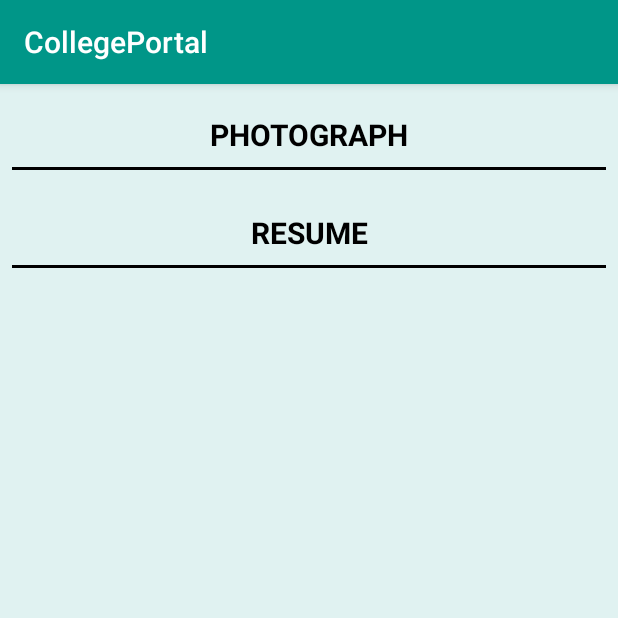
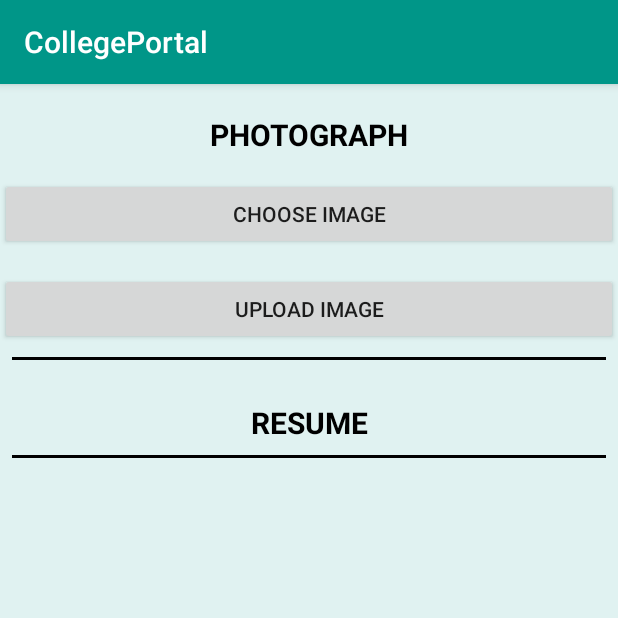
Before and after one commit to PranayAnugurti/CollegePortal, an Android app: the fragment Tab4 shown on its own in the app's theme, on a phone screen of 412 x 824 dp, the top half of it. Run offline under Robolectric (Android 15) with nearby library versions, the phone set to English and light mode, and no system bars.

Commit message:
Retrieving Image from SDCARD

```diff
--- a/app/src/main/java/com/praneethcorporation/collegeportal/Tab4.java
+++ b/app/src/main/java/com/praneethcorporation/collegeportal/Tab4.java
@@ -1,21 +1,75 @@
 package com.praneethcorporation.collegeportal;
 
 import android.content.Context;
+import android.content.Intent;
+import android.graphics.Bitmap;
+import android.net.Uri;
 import android.os.Bundle;
+import android.provider.MediaStore;
 import android.support.v4.app.Fragment;
 import android.view.LayoutInflater;
 import android.view.View;
 import android.view.ViewGroup;
+import android.widget.Button;
+import android.widget.ImageView;
+import android.widget.TextView;
+
+import java.io.IOException;
+
+import static android.app.Activity.RESULT_OK;
 
 /**
  * Created by user on 8/29/2017.
  */
 
 public class Tab4 extends Fragment {
+    Button UploadBn, ChooseImg;
+    ImageView imgView;
+    private final int IMG_REQUEST = 1;
+    private Bitmap bitmap;
+
     @Override
     public View onCreateView(LayoutInflater inflater, ViewGroup container, Bundle savedInstanceState) {
         View view = inflater.inflate(R.layout.tab4, container, false);
         Context c = getActivity().getApplicationContext();
+
+        ChooseImg = (Button)view.findViewById(R.id.chooseImage);
+        UploadBn = (Button) view.findViewById(R.id.uploadBn);
+        imgView = (ImageView)view.findViewById(R.id.imageView);
+        ChooseImg.setOnClickListener(new View.OnClickListener() {
+            @Override
+            public void onClick(View v) {
+                selectImageFromGallery();
+            }
+        });
+
+
+
         return view;
     }
+
+
+    public void selectImageFromGallery() {
+        Intent intent = new Intent();
+        intent.setType("image/*");
+        intent.setAction(Intent.ACTION_GET_CONTENT);
+        startActivityForResult(intent, IMG_REQUEST);
+    }
+
+    @Override
+    public void onActivityResult(int requestCode, int resultCode, Intent data) {
+        super.onActivityResult(requestCode, resultCode, data);
+        if (requestCode == IMG_REQUEST && resultCode == RESULT_OK && data != null) {
+            Uri path = data.getData();
+            try {
+
+                bitmap = MediaStore.Images.Media.getBitmap(getActivity().getContentResolver(), path);
+                imgView.setImageBitmap(bitmap);
+                imgView.setVisibility(View.VISIBLE);
+            } catch (IOException e) {
+                e.printStackTrace();
+            }
+        }
+
+    }
 }
--- a/app/src/main/res/layout/tab4.xml
+++ b/app/src/main/res/layout/tab4.xml
@@ -15,6 +15,29 @@
         android:textColor="@color/black"
         android:textSize="20dp"
         android:textStyle="bold" />
+    <ImageView
+        android:layout_width="match_parent"
+        android:layout_height="250dp"
+        android:layout_centerHorizontal="true"
+        android:layout_marginTop="10dp"
+        android:id="@+id/imageView"
+        android:visibility="gone"
+        />
+    <Button
+        android:layout_width="match_parent"
+        android:layout_height="wrap_content"
+        android:text="Choose Image"
+        android:id="@+id/chooseImage"
+        android:layout_below="@id/imageView"
+        android:layout_marginTop="15dp"/>
+
+    <Button
+        android:layout_width="match_parent"
+        android:layout_height="wrap_content"
+        android:text="Upload Image"
+        android:id="@+id/uploadBn"
+        android:layout_below="@id/chooseImage"
+        android:layout_marginTop="15dp"/>
 
     <View
         android:layout_width="match_parent"
```
